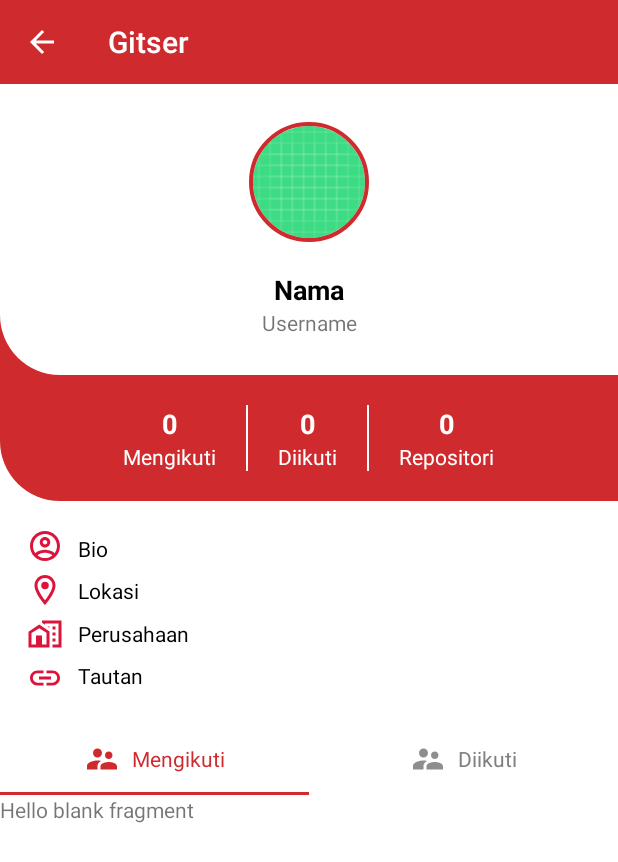
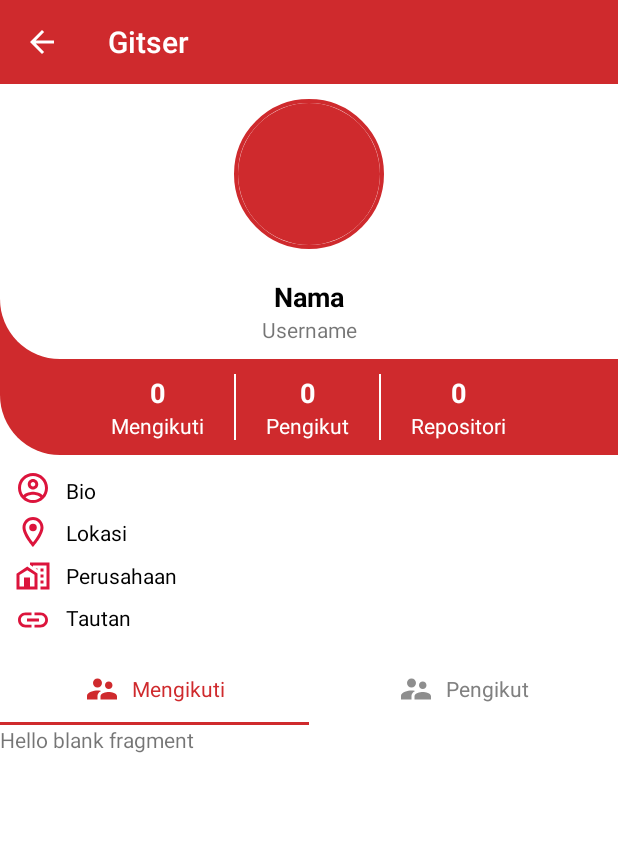
Before and after one commit to yumtaufikhidayat/gitser, an Android app: the DetailProfileActivity screen opened directly, with no data from a screen before it, on a phone screen of 412 x 824 dp. Shown: the top 862 px of the screen. Run offline under Robolectric (Android 15) with nearby library versions, the phone set to English and light mode, and no system bars; our stand-ins replace CircleImageView; network calls fail; pictures from the network do not load; 2 statements that could not run were skipped.

Commit message:
Fixing profile activity and detail profile layout.

```diff
--- a/app/src/main/java/com/yumtaufik/gitser/adapter/main/MainAdapter.java
+++ b/app/src/main/java/com/yumtaufik/gitser/adapter/main/MainAdapter.java
@@ -43,7 +43,7 @@ public class MainAdapter extends RecyclerView.Adapter<MainAdapter.MyViewHolder>
         Glide.with(holder.itemView.getContext())
                 .asBitmap()
                 .load(mainResponse.getAvatarUrl())
-                .placeholder(R.drawable.ic_launcher_background)
+                .placeholder(R.color.colorPrimaryDark)
                 .into(holder.imgUser);
 
         holder.tvUsername.setText(mainResponse.getLogin());
--- a/app/src/main/java/com/yumtaufik/gitser/adapter/search/SearchAdapter.java
+++ b/app/src/main/java/com/yumtaufik/gitser/adapter/search/SearchAdapter.java
@@ -45,7 +45,7 @@ public class SearchAdapter extends RecyclerView.Adapter<SearchAdapter.MyViewHold
         Glide.with(holder.itemView.getContext())
                 .asBitmap()
                 .load(searchItems.getAvatarUrl())
-                .placeholder(R.drawable.ic_launcher_background)
+                .placeholder(R.color.colorPrimaryDark)
                 .into(holder.imgUserSearch);
 
         holder.tvUsernameSearch.setText(searchItems.getLogin());
--- a/app/src/main/res/layout/activity_detail_profile.xml
+++ b/app/src/main/res/layout/activity_detail_profile.xml
@@ -38,15 +38,15 @@
                     <androidx.constraintlayout.widget.ConstraintLayout
                         android:layout_width="match_parent"
                         android:layout_height="wrap_content"
-                        android:layout_marginTop="25dp"
-                        android:layout_marginBottom="25dp">
+                        android:layout_marginTop="10dp"
+                        android:layout_marginBottom="10dp">
 
                         <de.hdodenhof.circleimageview.CircleImageView
                             android:id="@+id/imgUserProfile"
-                            android:layout_width="80dp"
-                            android:layout_height="80dp"
+                            android:layout_width="100dp"
+                            android:layout_height="100dp"
                             android:layout_gravity="center"
-                            android:src="@drawable/ic_launcher_background"
+                            android:src="@color/colorPrimaryDark"
                             app:civ_border_width="2.5dp"
                             app:civ_border_color="@color/colorPrimaryDark"
                             app:layout_constraintTop_toTopOf="parent"
@@ -90,8 +90,8 @@
             <LinearLayout
                 android:layout_width="match_parent"
                 android:layout_height="wrap_content"
-                android:paddingTop="20dp"
-                android:paddingBottom="20dp"
+                android:paddingTop="10dp"
+                android:paddingBottom="10dp"
                 android:orientation="horizontal"
                 android:gravity="center"
                 android:background="@drawable/second_layer">
@@ -195,7 +195,7 @@
             <androidx.constraintlayout.widget.ConstraintLayout
                 android:layout_width="match_parent"
                 android:layout_height="wrap_content"
-                android:layout_margin="18dp">
+                android:layout_margin="10dp">
 
                 <ImageView
                     android:id="@+id/imgBio"
@@ -212,7 +212,8 @@
                     android:layout_width="wrap_content"
                     android:layout_height="wrap_content"
                     android:layout_marginStart="10dp"
-                    android:maxLines="1"
+                    android:singleLine="true"
+                    android:scrollHorizontally="true"
                     android:textAppearance="@style/TextAppearance.AppCompat.Small"
                     android:textColor="@android:color/black"
                     android:text="@string/tvBio"
--- a/app/src/main/res/values/strings.xml
+++ b/app/src/main/res/values/strings.xml
@@ -10,7 +10,7 @@
     <string name="tvTaufikLocation">Jakarta Pusat, DKI Jakarta</string>
     <string name="tvFollowing">Mengikuti</string>
     <string name="tvFollowingNumber">0</string>
-    <string name="tvFollowers">Diikuti</string>
+    <string name="tvFollowers">Pengikut</string>
     <string name="tvFollowerNumber">0</string>
     <string name="tvBio">Bio</string>
     <string name="tvLink">Tautan</string>
```
Also changed, not shown: app/src/main/java/com/yumtaufik/gitser/activity/DetailProfileActivity.java (+7 -1 lines), app/src/main/java/com/yumtaufik/gitser/activity/ProfileActivity.java (+7 -1 lines), app/src/main/res/layout/activity_profile.xml (+9 -8 lines).
